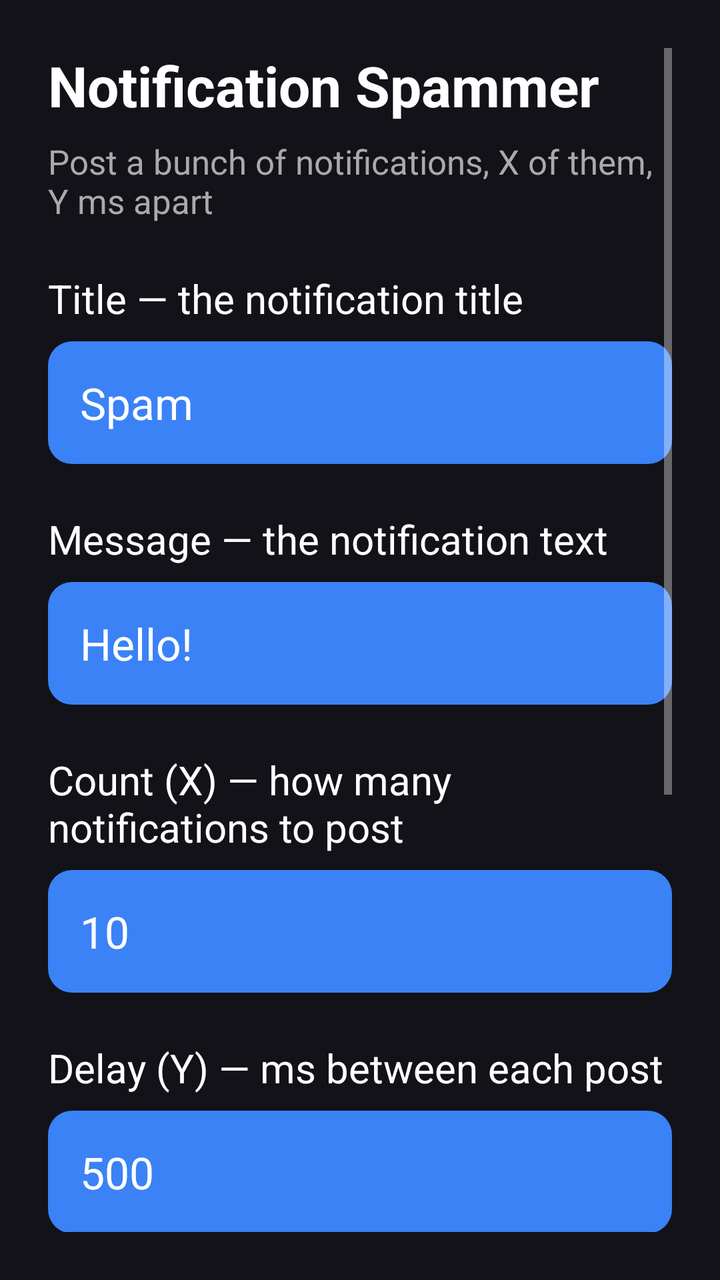
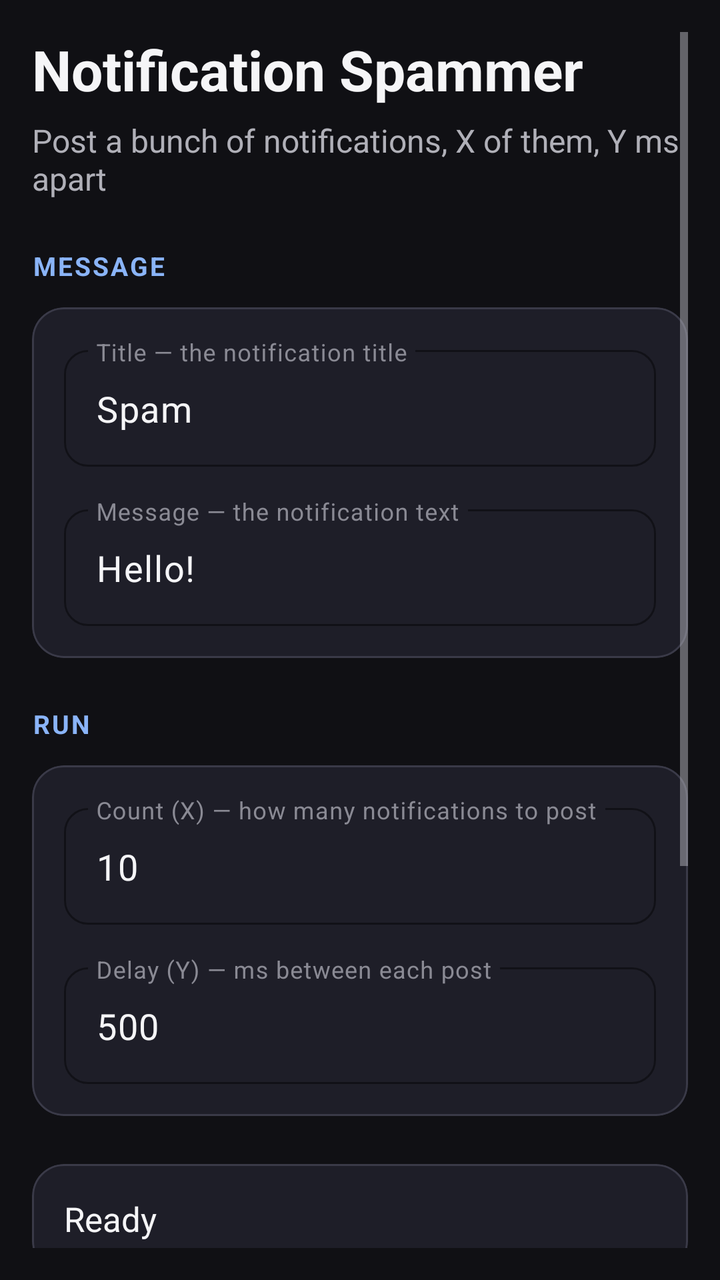

Two renders of the same Android screen: before a commit and after it. Below are the layout's source before the change and the commit's diff.
<!-- AndroidManifest.xml: application theme Theme.NotifSpammer -->
<!-- res/layout/activity_main.xml -->
<?xml version="1.0" encoding="utf-8"?>
<ScrollView xmlns:android="http://schemas.android.com/apk/res/android"
    android:layout_width="match_parent"
    android:layout_height="match_parent"
    android:background="#121218"
    android:padding="24dp">

    <LinearLayout
        android:layout_width="match_parent"
        android:layout_height="wrap_content"
        android:orientation="vertical">

        <TextView
            android:layout_width="wrap_content"
            android:layout_height="wrap_content"
            android:text="@string/app_name"
            android:textColor="#FFFFFF"
            android:textSize="28sp"
            android:textStyle="bold" />

        <TextView
            android:layout_width="wrap_content"
            android:layout_height="wrap_content"
            android:layout_marginTop="8dp"
            android:text="@string/app_tagline"
            android:textColor="#AAAAAA"
            android:textSize="17sp" />

        <TextView
            android:layout_width="wrap_content"
            android:layout_height="wrap_content"
            android:layout_marginTop="24dp"
            android:text="@string/title_label"
            android:textColor="#FFFFFF"
            android:textSize="20sp" />

        <EditText
            android:id="@+id/title_input"
            android:layout_width="match_parent"
            android:layout_height="wrap_content"
            android:layout_marginTop="8dp"
            android:background="@drawable/button_bg"
            android:hint="@string/title_hint"
            android:textColorHint="#888888"
            android:inputType="textNoSuggestions"
            android:padding="16dp"
            android:text="Spam"
            android:textColor="#FFFFFF"
            android:textSize="22sp" />

        <TextView
            android:layout_width="wrap_content"
            android:layout_height="wrap_content"
            android:layout_marginTop="24dp"
            android:text="@string/message_label"
            android:textColor="#FFFFFF"
            android:textSize="20sp" />

        <EditText
            android:id="@+id/message_input"
            android:layout_width="match_parent"
            android:layout_height="wrap_content"
            android:layout_marginTop="8dp"
            android:background="@drawable/button_bg"
            android:hint="@string/message_hint"
            android:textColorHint="#888888"
            android:inputType="textNoSuggestions"
            android:padding="16dp"
            android:text="Hello!"
            android:textColor="#FFFFFF"
            android:textSize="22sp" />

        <TextView
            android:layout_width="wrap_content"
            android:layout_height="wrap_content"
            android:layout_marginTop="24dp"
            android:text="@string/count_label"
            android:textColor="#FFFFFF"
            android:textSize="20sp" />

        <EditText
            android:id="@+id/count_input"
            android:layout_width="match_parent"
            android:layout_height="wrap_content"
            android:layout_marginTop="8dp"
            android:background="@drawable/button_bg"
            android:hint="@string/count_hint"
            android:textColorHint="#888888"
            android:inputType="number"
            android:padding="16dp"
            android:text="10"
            android:textColor="#FFFFFF"
            android:textSize="22sp" />

        <TextView
            android:layout_width="wrap_content"
            android:layout_height="wrap_content"
            android:layout_marginTop="24dp"
            android:text="@string/delay_label"
            android:textColor="#FFFFFF"
            android:textSize="20sp" />

        <EditText
            android:id="@+id/delay_input"
            android:layout_width="match_parent"
            android:layout_height="wrap_content"
            android:layout_marginTop="8dp"
            android:background="@drawable/button_bg"
            android:hint="@string/delay_hint"
            android:textColorHint="#888888"
            android:inputType="number"
            android:padding="16dp"
            android:text="500"
            android:textColor="#FFFFFF"
            android:textSize="22sp" />

        <TextView
            android:id="@+id/status_text"
            android:layout_width="wrap_content"
            android:layout_height="wrap_content"
            android:layout_marginTop="24dp"
            android:text="@string/status_ready"
            android:textColor="#FFFFFF"
            android:textSize="20sp" />

        <Button
            android:id="@+id/start_button"
            android:layout_width="match_parent"
            android:layout_height="wrap_content"
            android:layout_marginTop="24dp"
            android:background="@drawable/button_bg"
            android:paddingTop="16dp"
            android:paddingBottom="16dp"
            android:text="@string/start_button"
            android:textColor="#FFFFFF"
            android:textSize="22sp" />

        <Button
            android:id="@+id/stop_button"
            android:layout_width="match_parent"
            android:layout_height="wrap_content"
            android:layout_marginTop="16dp"
            android:background="@drawable/button_bg"
            android:paddingTop="16dp"
            android:paddingBottom="16dp"
            android:text="@string/stop_button"
            android:textColor="#FFFFFF"
            android:textSize="22sp" />

        <TextView
            android:layout_width="wrap_content"
            android:layout_height="wrap_content"
            android:layout_marginTop="24dp"
            android:text="@string/note"
            android:textColor="#AAAAAA"
            android:textSize="17sp" />

    </LinearLayout>

</ScrollView>
<!-- resources referenced by this layout -->
<resources>
  <!-- drawable button_bg (drawable) -->
  <?xml version="1.0" encoding="utf-8"?>
  <shape xmlns:android="http://schemas.android.com/apk/res/android"
      android:shape="rectangle">
      <corners android:radius="12dp" />
      <solid android:color="#3B82F6" />
  </shape>
  <string name="app_name">Notification Spammer</string>
  <string name="count_hint">e.g. 10</string>
  <string name="delay_hint">e.g. 500</string>
  <string name="message_hint">e.g. Hello!</string>
  <string name="start_button">Start</string>
  <string name="status_ready">Ready</string>
  <string name="stop_button">Stop</string>
  <string name="title_hint">e.g. Spam</string>
  <string name="title_label">Title — the notification title</string>
  <style name="Theme.NotifSpammer" parent="Theme.AppCompat.NoActionBar">
          <item name="android:windowBackground">#121218</item>
      </style>
  <!-- unchanged entries left out for length: 5 -->
</resources>

<!-- the commit's change to res/layout/activity_main.xml (unified diff, before → after) -->
@@ -1,159 +1,200 @@
 <?xml version="1.0" encoding="utf-8"?>
 <ScrollView xmlns:android="http://schemas.android.com/apk/res/android"
+    xmlns:app="http://schemas.android.com/apk/res-auto"
     android:layout_width="match_parent"
     android:layout_height="match_parent"
-    android:background="#121218"
-    android:padding="24dp">
+    android:background="@color/ra_background"
+    android:padding="16dp">
 
     <LinearLayout
         android:layout_width="match_parent"
         android:layout_height="wrap_content"
-        android:orientation="vertical">
-
-        <TextView
-            android:layout_width="wrap_content"
-            android:layout_height="wrap_content"
-            android:text="@string/app_name"
-            android:textColor="#FFFFFF"
-            android:textSize="28sp"
-            android:textStyle="bold" />
-
-        <TextView
-            android:layout_width="wrap_content"
-            android:layout_height="wrap_content"
-            android:layout_marginTop="8dp"
-            android:text="@string/app_tagline"
-            android:textColor="#AAAAAA"
-            android:textSize="17sp" />
-
-        <TextView
-            android:layout_width="wrap_content"
-            android:layout_height="wrap_content"
-            android:layout_marginTop="24dp"
-            android:text="@string/title_label"
-            android:textColor="#FFFFFF"
-            android:textSize="20sp" />
-
-        <EditText
-            android:id="@+id/title_input"
-            android:layout_width="match_parent"
-            android:layout_height="wrap_content"
-            android:layout_marginTop="8dp"
-            android:background="@drawable/button_bg"
-            android:hint="@string/title_hint"
-            android:textColorHint="#888888"
-            android:inputType="textNoSuggestions"
-            android:padding="16dp"
-            android:text="Spam"
-            android:textColor="#FFFFFF"
-            android:textSize="22sp" />
-
-        <TextView
-            android:layout_width="wrap_content"
-            android:layout_height="wrap_content"
-            android:layout_marginTop="24dp"
-            android:text="@string/message_label"
-            android:textColor="#FFFFFF"
-            android:textSize="20sp" />
-
-        <EditText
-            android:id="@+id/message_input"
-            android:layout_width="match_parent"
-            android:layout_height="wrap_content"
-            android:layout_marginTop="8dp"
-            android:background="@drawable/button_bg"
-            android:hint="@string/message_hint"
-            android:textColorHint="#888888"
-            android:inputType="textNoSuggestions"
-            android:padding="16dp"
-            android:text="Hello!"
-            android:textColor="#FFFFFF"
-            android:textSize="22sp" />
-
-        <TextView
-            android:layout_width="wrap_content"
-            android:layout_height="wrap_content"
-            android:layout_marginTop="24dp"
-            android:text="@string/count_label"
-            android:textColor="#FFFFFF"
-            android:textSize="20sp" />
-
-        <EditText
-            android:id="@+id/count_input"
-            android:layout_width="match_parent"
-            android:layout_height="wrap_content"
-            android:layout_marginTop="8dp"
-            android:background="@drawable/button_bg"
-            android:hint="@string/count_hint"
-            android:textColorHint="#888888"
-            android:inputType="number"
-            android:padding="16dp"
-            android:text="10"
-            android:textColor="#FFFFFF"
-            android:textSize="22sp" />
-
-        <TextView
-            android:layout_width="wrap_content"
-            android:layout_height="wrap_content"
-            android:layout_marginTop="24dp"
-            android:text="@string/delay_label"
-            android:textColor="#FFFFFF"
-            android:textSize="20sp" />
-
-        <EditText
-            android:id="@+id/delay_input"
-            android:layout_width="match_parent"
-            android:layout_height="wrap_content"
-            android:layout_marginTop="8dp"
-            android:background="@drawable/button_bg"
-            android:hint="@string/delay_hint"
-            android:textColorHint="#888888"
-            android:inputType="number"
-            android:padding="16dp"
-            android:text="500"
-            android:textColor="#FFFFFF"
-            android:textSize="22sp" />
-
-        <TextView
-            android:id="@+id/status_text"
-            android:layout_width="wrap_content"
-            android:layout_height="wrap_content"
-            android:layout_marginTop="24dp"
-            android:text="@string/status_ready"
-            android:textColor="#FFFFFF"
-            android:textSize="20sp" />
-
+        android:orientation="vertical"
+        android:paddingBottom="24dp">
+
+        <TextView
+            style="@style/Ra.Text.Title"
+            android:layout_width="wrap_content"
+            android:layout_height="wrap_content"
+            android:text="@string/app_name" />
+
+        <TextView
+            style="@style/Ra.Text.Tagline"
+            android:layout_width="wrap_content"
+            android:layout_height="wrap_content"
+            android:layout_marginTop="6dp"
+            android:text="@string/app_tagline" />
+
+        
+        <TextView
+            style="@style/Ra.Text.SectionLabel"
+            android:layout_width="wrap_content"
+            android:layout_height="wrap_content"
+            android:layout_marginTop="24dp"
+            android:text="@string/section_message" />
+
+        <com.google.android.material.card.MaterialCardView
+            android:layout_width="match_parent"
+            android:layout_height="wrap_content"
+            android:layout_marginTop="12dp"
+            app:cardBackgroundColor="@color/ra_surface"
+            app:cardCornerRadius="16dp"
+            app:cardElevation="0dp"
+            app:contentPadding="16dp"
+            app:strokeColor="@color/ra_outline"
+            app:strokeWidth="1dp">
+
+            <LinearLayout
+                android:layout_width="match_parent"
+                android:layout_height="wrap_content"
+                android:orientation="vertical">
+
+                <com.google.android.material.textfield.TextInputLayout
+                    style="@style/Ra.Input"
+                    android:layout_width="match_parent"
+                    android:layout_height="wrap_content"
+                    android:hint="@string/title_label">
+
+                    <com.google.android.material.textfield.TextInputEditText
+                        android:id="@+id/title_input"
+                        android:layout_width="match_parent"
+                        android:layout_height="wrap_content"
+                        android:inputType="textNoSuggestions"
+                        android:text="Spam"
+                        android:textColor="@color/ra_text_primary"
+                        android:textSize="18sp" />
+
+                </com.google.android.material.textfield.TextInputLayout>
+
+                <com.google.android.material.textfield.TextInputLayout
+                    style="@style/Ra.Input"
+                    android:layout_width="match_parent"
+                    android:layout_height="wrap_content"
+                    android:layout_marginTop="16dp"
+                    android:hint="@string/message_label">
+
+                    <com.google.android.material.textfield.TextInputEditText
+                        android:id="@+id/message_input"
+                        android:layout_width="match_parent"
+                        android:layout_height="wrap_content"
+                        android:inputType="textNoSuggestions"
+                        android:text="Hello!"
+                        android:textColor="@color/ra_text_primary"
+                        android:textSize="18sp" />
+
+                </com.google.android.material.textfield.TextInputLayout>
+
+            </LinearLayout>
+
+        </com.google.android.material.card.MaterialCardView>
+
+        
+        <TextView
+            style="@style/Ra.Text.SectionLabel"
+            android:layout_width="wrap_content"
+            android:layout_height="wrap_content"
+            android:layout_marginTop="24dp"
+            android:text="@string/section_run" />
+
+        <com.google.android.material.card.MaterialCardView
+            android:layout_width="match_parent"
+            android:layout_height="wrap_content"
+            android:layout_marginTop="12dp"
+            app:cardBackgroundColor="@color/ra_surface"
+            app:cardCornerRadius="16dp"
+            app:cardElevation="0dp"
+            app:contentPadding="16dp"
+            app:strokeColor="@color/ra_outline"
+            app:strokeWidth="1dp">
+
+            <LinearLayout
+                android:layout_width="match_parent"
+                android:layout_height="wrap_content"
+                android:orientation="vertical">
+
+                <com.google.android.material.textfield.TextInputLayout
+                    style="@style/Ra.Input"
+                    android:layout_width="match_parent"
+                    android:layout_height="wrap_content"
+                    android:hint="@string/count_label">
+
+                    <com.google.android.material.textfield.TextInputEditText
+                        android:id="@+id/count_input"
+                        android:layout_width="match_parent"
+                        android:layout_height="wrap_content"
+                        android:inputType="number"
+                        android:text="10"
+                        android:textColor="@color/ra_text_primary"
+                        android:textSize="18sp" />
+
+                </com.google.android.material.textfield.TextInputLayout>
+
+                <com.google.android.material.textfield.TextInputLayout
+                    style="@style/Ra.Input"
+                    android:layout_width="match_parent"
+                    android:layout_height="wrap_content"
+                    android:layout_marginTop="16dp"
+                    android:hint="@string/delay_label">
+
+                    <com.google.android.material.textfield.TextInputEditText
+                        android:id="@+id/delay_input"
+                        android:layout_width="match_parent"
+                        android:layout_height="wrap_content"
+                        android:inputType="number"
+                        android:text="500"
+                        android:textColor="@color/ra_text_primary"
+                        android:textSize="18sp" />
+
+                </com.google.android.material.textfield.TextInputLayout>
+
+            </LinearLayout>
+
+        </com.google.android.material.card.MaterialCardView>
+
+        
+        <com.google.android.material.card.MaterialCardView
+            android:layout_width="match_parent"
+            android:layout_height="wrap_content"
+            android:layout_marginTop="24dp"
+            app:cardBackgroundColor="@color/ra_surface"
+            app:cardCornerRadius="16dp"
+            app:cardElevation="0dp"
+            app:contentPadding="16dp"
+            app:strokeColor="@color/ra_outline"
+            app:strokeWidth="1dp">
+
+            <TextView
+                android:id="@+id/status_text"
+                style="@style/Ra.Text.Status"
+                android:layout_width="match_parent"
+                android:layout_height="wrap_content"
+                android:text="@string/status_ready" />
+
+        </com.google.android.material.card.MaterialCardView>
+
+        
         <Button
             android:id="@+id/start_button"
-            android:layout_width="match_parent"
-            android:layout_height="wrap_content"
-            android:layout_marginTop="24dp"
-            android:background="@drawable/button_bg"
-            android:paddingTop="16dp"
-            android:paddingBottom="16dp"
-            android:text="@string/start_button"
-            android:textColor="#FFFFFF"
-            android:textSize="22sp" />
+            style="@style/Ra.Button.Primary"
+            android:layout_width="match_parent"
+            android:layout_height="wrap_content"
+            android:layout_marginTop="24dp"
+            android:text="@string/start_button" />
 
         <Button
             android:id="@+id/stop_button"
-            android:layout_width="match_parent"
-            android:layout_height="wrap_content"
-            android:layout_marginTop="16dp"
-            android:background="@drawable/button_bg"
-            android:paddingTop="16dp"
-            android:paddingBottom="16dp"
-            android:text="@string/stop_button"
-            android:textColor="#FFFFFF"
-            android:textSize="22sp" />
-
-        <TextView
-            android:layout_width="wrap_content"
-            android:layout_height="wrap_content"
-            android:layout_marginTop="24dp"
-            android:text="@string/note"
-            android:textColor="#AAAAAA"
-            android:textSize="17sp" />
+            style="@style/Ra.Button.Secondary"
+            android:layout_width="match_parent"
+            android:layout_height="wrap_content"
+            android:layout_marginTop="12dp"
+            android:text="@string/stop_button" />
+
+        <TextView
+            style="@style/Ra.Text.Note"
+            android:layout_width="wrap_content"
+            android:layout_height="wrap_content"
+            android:layout_marginTop="24dp"
+            android:text="@string/note" />
 
     </LinearLayout>
 
<!-- resource entries referenced after the edit -->
@@ -1,24 +1,83 @@
 <!-- resources referenced by this layout -->
 <resources>
-  <!-- drawable button_bg (drawable) -->
-  <?xml version="1.0" encoding="utf-8"?>
-  <shape xmlns:android="http://schemas.android.com/apk/res/android"
-      android:shape="rectangle">
-      <corners android:radius="12dp" />
-      <solid android:color="#3B82F6" />
-  </shape>
+  <color name="ra_background">#101014</color>
+  <color name="ra_outline">#3A3A48</color>
+  <color name="ra_surface">#1E1E28</color>
+  <color name="ra_text_primary">#F5F5F7</color>
   <string name="app_name">Notification Spammer</string>
-  <string name="count_hint">e.g. 10</string>
-  <string name="delay_hint">e.g. 500</string>
-  <string name="message_hint">e.g. Hello!</string>
+  <string name="section_message">Message</string>
+  <string name="section_run">Run</string>
   <string name="start_button">Start</string>
   <string name="status_ready">Ready</string>
   <string name="stop_button">Stop</string>
-  <string name="title_hint">e.g. Spam</string>
   <string name="title_label">Title — the notification title</string>
-  <style name="Theme.NotifSpammer" parent="Theme.AppCompat.NoActionBar">
-          <item name="android:windowBackground">#121218</item>
+  <style name="Ra.Button.Primary" parent="Widget.Material3.Button">
+          <item name="android:minHeight">56dp</item>
+          <item name="android:textSize">18sp</item>
+          <item name="android:textStyle">bold</item>
+          <item name="android:textColor">@color/ra_on_primary</item>
+          <item name="backgroundTint">@color/ra_primary</item>
+          <item name="cornerRadius">14dp</item>
+          <item name="android:textAllCaps">false</item>
       </style>
+  <style name="Ra.Button.Secondary" parent="Widget.Material3.Button.OutlinedButton">
+          <item name="android:minHeight">56dp</item>
+          <item name="android:textSize">18sp</item>
+          <item name="android:textColor">@color/ra_primary_light</item>
+          <item name="strokeColor">@color/ra_outline</item>
+          <item name="cornerRadius">14dp</item>
+          <item name="android:textAllCaps">false</item>
+      </style>
+  <style name="Ra.Input" parent="Widget.Material3.TextInputLayout.OutlinedBox">
+          <item name="boxStrokeColor">@color/ra_outline</item>
+          <item name="boxStrokeWidth">1dp</item>
+          <item name="hintTextColor">@color/ra_primary_light</item>
+          <item name="android:textColorHint">@color/ra_text_hint</item>
+          <item name="boxCornerRadiusTopStart">12dp</item>
+          <item name="boxCornerRadiusTopEnd">12dp</item>
+          <item name="boxCornerRadiusBottomStart">12dp</item>
+          <item name="boxCornerRadiusBottomEnd">12dp</item>
+      </style>
+  <style name="Ra.Text.Note">
+          <item name="android:textSize">14sp</item>
+          <item name="android:textColor">@color/ra_text_secondary</item>
+      </style>
+  <style name="Ra.Text.SectionLabel">
+          <item name="android:textSize">13sp</item>
+          <item name="android:textStyle">bold</item>
+          <item name="android:textColor">@color/ra_primary_light</item>
+          <item name="android:letterSpacing">0.08</item>
+          <item name="android:textAllCaps">true</item>
+      </style>
+  <style name="Ra.Text.Status">
+          <item name="android:textSize">17sp</item>
+          <item name="android:textColor">@color/ra_text_primary</item>
+      </style>
+  <style name="Ra.Text.Tagline">
+          <item name="android:textSize">16sp</item>
+          <item name="android:textColor">@color/ra_text_secondary</item>
+      </style>
+  <style name="Ra.Text.Title">
+          <item name="android:textSize">28sp</item>
+          <item name="android:textStyle">bold</item>
+          <item name="android:textColor">@color/ra_text_primary</item>
+      </style>
+  <style name="Theme.NotifSpammer" parent="Theme.Material3.Dark.NoActionBar">
+          <item name="colorPrimary">@color/ra_primary</item>
+          <item name="colorOnPrimary">@color/ra_on_primary</item>
+          <item name="colorSecondary">@color/ra_primary_light</item>
+          <item name="colorSurface">@color/ra_surface</item>
+          <item name="colorOnSurface">@color/ra_text_primary</item>
+          <item name="android:colorBackground">@color/ra_background</item>
+          <item name="android:windowBackground">@color/ra_background</item>
+          <item name="android:textColorPrimary">@color/ra_text_primary</item>
+          <item name="android:textColorSecondary">@color/ra_text_secondary</item>
+      </style>
+  <color name="ra_on_primary">#FFFFFF</color>
+  <color name="ra_primary">#3B82F6</color>
+  <color name="ra_primary_light">#8AB4F8</color>
+  <color name="ra_text_hint">#8A8A94</color>
+  <color name="ra_text_secondary">#B0B0B8</color>
   <!-- unchanged entries left out for length: 5 -->
 </resources>
 
